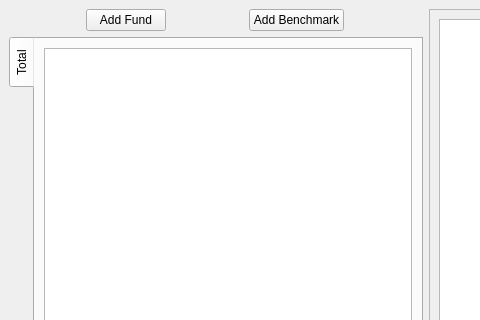
Before: the Qt Designer form ViewProfit/ui/application_window.ui in wwmm/viewprofit, drawn with Qt 5; both pictures show x 0 to 480 and y 0 to 320 of the 1098 by 604 pixel window.
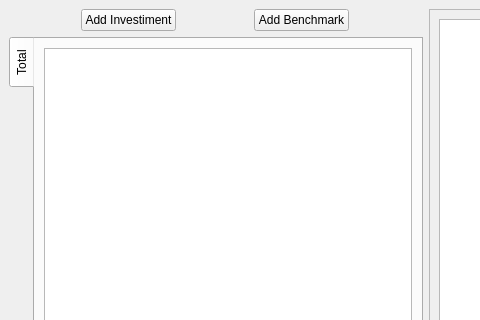
After: the same form once the commit is applied. Custom widgets are drawn as their Qt base class.

The edit to the form file:
```diff
--- a/ViewProfit/ui/application_window.ui
+++ b/ViewProfit/ui/application_window.ui
@@ -41,7 +41,7 @@
          </sizepolicy>
         </property>
         <property name="text">
-         <string>Add Fund</string>
+         <string>Add Investiment</string>
         </property>
        </widget>
       </item>
```
